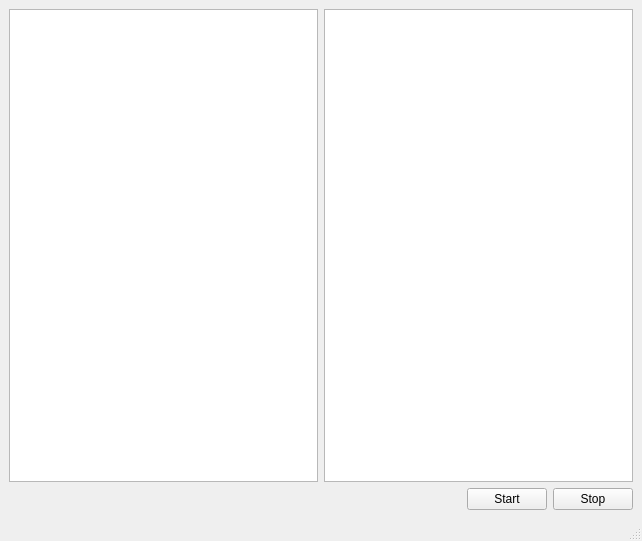
The window that main_window.ui (0umka/qt6-tcp-server) describes before a commit, drawn with Qt 5.
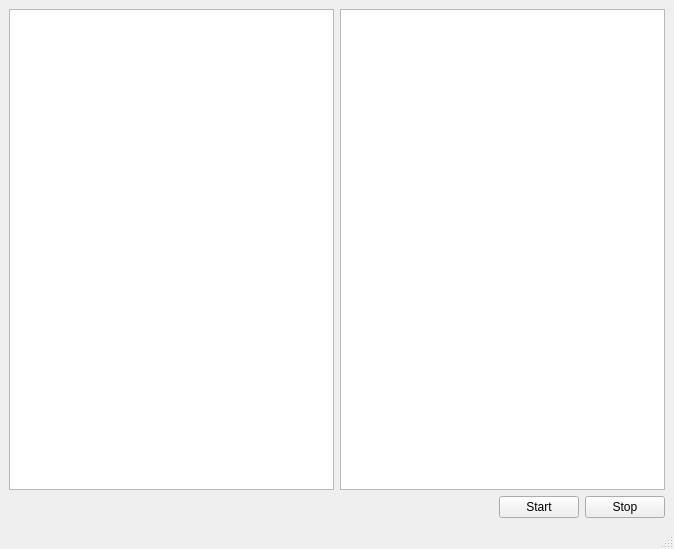
The same window after the commit.

What changed in the file:
```diff
--- a/main_window.ui
+++ b/main_window.ui
@@ -6,8 +6,8 @@
    <rect>
     <x>0</x>
     <y>0</y>
-    <width>642</width>
-    <height>541</height>
+    <width>674</width>
+    <height>549</height>
    </rect>
   </property>
   <property name="windowTitle">
```
Left out of the diff: 6 changed lines with no effect on the pictures.
